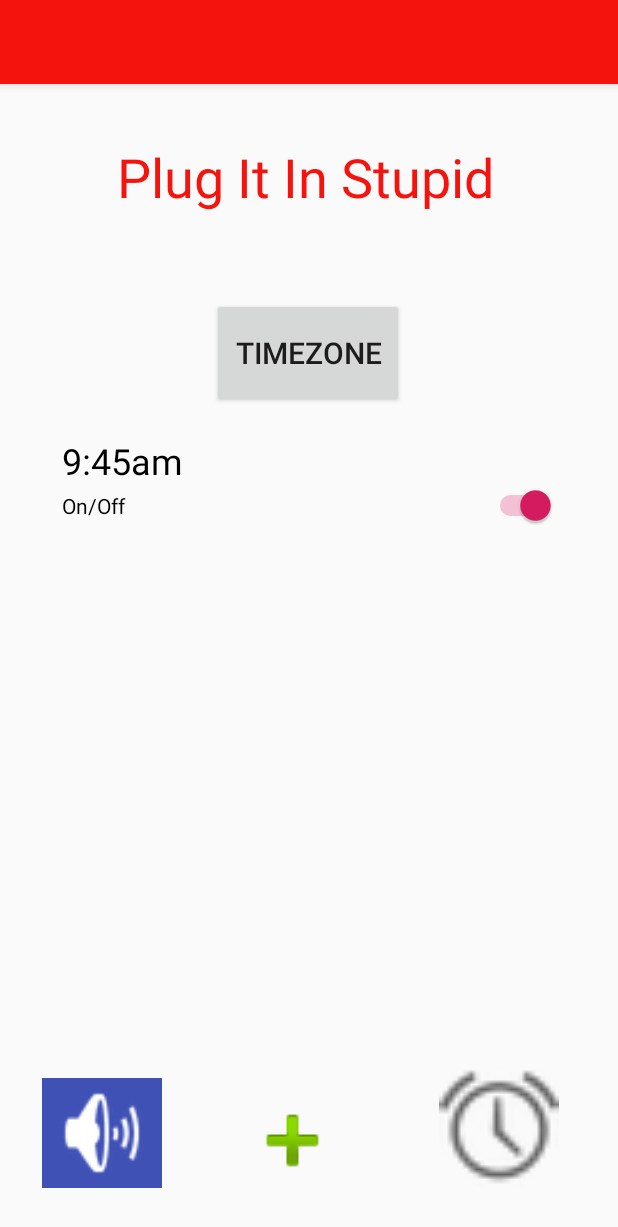
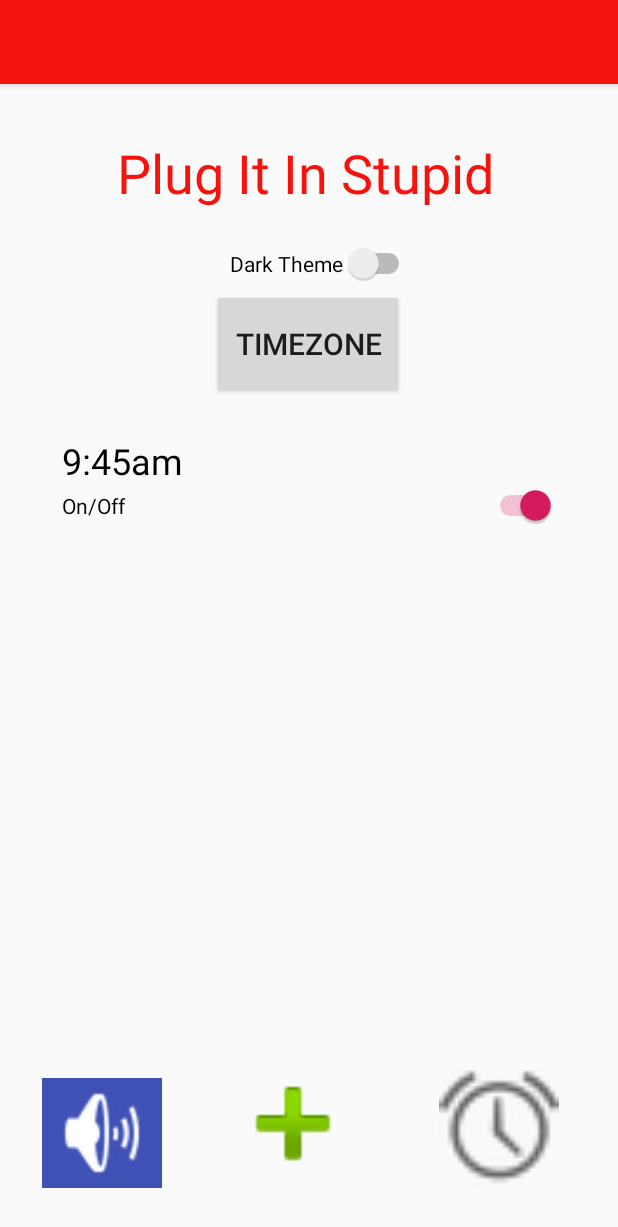
Before and after one commit to kyleschultz/PlugItInStupid, an Android app: the AddAlarm screen opened directly, with no data from a screen before it, after a tap on "Add", on a phone screen of 412 x 824 dp. Shown: the top 1227 px of the screen. Run offline under Robolectric (Android 15) with nearby library versions, the phone set to English and light mode, and no system bars.

Commit message:
DARK MODEgit add .git add .

```diff
--- a/app/src/main/java/com/example/myapplication/AddAlarm.java
+++ b/app/src/main/java/com/example/myapplication/AddAlarm.java
@@ -5,6 +5,7 @@ import androidx.appcompat.app.AppCompatActivity;
 
 import android.annotation.TargetApi;
 import android.app.PendingIntent;
+import android.content.SharedPreferences;
 import android.os.Build;
 import android.os.Bundle;
 import android.widget.CheckBox;
@@ -30,8 +31,17 @@ public class AddAlarm extends AppCompatActivity implements View.OnClickListener
     private ArrayList<Integer> weekdays;
     Bundle mBundle;
 
+    private static final String PREFS_NAME = "prefs";
+    private static final String PREF_DARK_THEME = "dark_theme";
+    // 'Listen' for clicks
     @Override
     protected void onCreate(Bundle savedInstanceState) {
+        SharedPreferences preferences = getSharedPreferences(PREFS_NAME, MODE_PRIVATE);
+        boolean useDarkTheme = preferences.getBoolean(PREF_DARK_THEME, false);
+
+        if(useDarkTheme) {
+            setTheme(R.style.AppTheme_Dark_ActionBar);
+        }
         super.onCreate(savedInstanceState);
         setContentView(R.layout.activity_add_alarm);
         tPicker = (TimePicker) findViewById(R.id.timePicker);
--- a/app/src/main/java/com/example/myapplication/MainActivity.java
+++ b/app/src/main/java/com/example/myapplication/MainActivity.java
@@ -4,12 +4,14 @@ package com.example.myapplication;
 import androidx.appcompat.app.AppCompatActivity;
 
 import android.app.LauncherActivity;
+import android.content.SharedPreferences;
 import android.graphics.Color;
 import android.media.MediaPlayer;
 import android.os.Bundle;
 import android.util.TypedValue;
 import android.view.ViewGroup;
 import android.widget.Button;
+import android.widget.CompoundButton;
 import android.widget.ImageView;
 import android.content.Intent;
 import android.view.View;
@@ -22,15 +24,23 @@ import android.widget.TextView;
 import java.util.ArrayList;
 
 
-public class MainActivity extends AppCompatActivity implements View.OnClickListener {
+public class MainActivity extends AppCompatActivity implements View.OnClickListener{
 
     Context context;
     private ArrayList<String> views;
     LinearLayout wrapper;
     private int id = 0;
+    private static final String PREFS_NAME = "prefs";
+    private static final String PREF_DARK_THEME = "dark_theme";
     // 'Listen' for clicks
     @Override
     protected void onCreate(Bundle savedInstanceState) {
+        SharedPreferences preferences = getSharedPreferences(PREFS_NAME, MODE_PRIVATE);
+        boolean useDarkTheme = preferences.getBoolean(PREF_DARK_THEME, false);
+
+        if(useDarkTheme) {
+            setTheme(R.style.AppTheme_Dark_ActionBar);
+        }
         super.onCreate(savedInstanceState);
         setContentView(R.layout.activity_main);
 
@@ -57,6 +67,15 @@ public class MainActivity extends AppCompatActivity implements View.OnClickListe
         Button tzButton = findViewById(R.id.timeZoneButton);
         tzButton.setOnClickListener(this);
         wrapper = findViewById(R.id.AlarmLayout);
+
+        Switch toggle = findViewById(R.id.switch1);
+        toggle.setChecked(useDarkTheme);
+        toggle.setOnCheckedChangeListener(new CompoundButton.OnCheckedChangeListener() {
+            @Override
+            public void onCheckedChanged(CompoundButton view, boolean isChecked) {
+                toggleTheme(isChecked);
+            }
+        });
 
         Intent fromAlarm = getIntent();
         if(fromAlarm != null && fromAlarm.getExtras() != null){
@@ -156,7 +175,7 @@ public class MainActivity extends AppCompatActivity implements View.OnClickListe
         textView_item_name.setText(text);
         textView_item_name.setTextSize(TypedValue.COMPLEX_UNIT_SP, fontSize);
         textView_item_name.setTextColor(Color.parseColor("#000000"));
-// textView1.setBackgroundColor(0xff66ff66); // hex color 0xAARRGGBB
+        // textView1.setBackgroundColor(0xff66ff66); // hex color 0xAARRGGBB
         //textView_item_name.setPadding(padding, padding, padding, padding);
 
         return textView_item_name;
@@ -173,5 +192,14 @@ public class MainActivity extends AppCompatActivity implements View.OnClickListe
         onOff.setLayoutParams(lp);
         return onOff;
     }
+    private void toggleTheme(boolean darkTheme) {
+        SharedPreferences.Editor editor = getSharedPreferences(PREFS_NAME, MODE_PRIVATE).edit();
+        editor.putBoolean(PREF_DARK_THEME, darkTheme);
+        editor.apply();
 
+        Intent intent = getIntent();
+        finish();
+
+        startActivity(intent);
+    }
 }
--- a/app/src/main/res/layout/activity_main.xml
+++ b/app/src/main/res/layout/activity_main.xml
@@ -19,6 +19,7 @@
         app:layout_constraintTop_toTopOf="parent"
         app:layout_constraintVertical_bias="0.238" />
 
+
     <TextView
         android:id="@+id/appTitle"
         android:layout_width="256dp"
@@ -33,14 +34,14 @@
 
     <ImageView
         android:id="@+id/addAlarm"
-        android:layout_width="79dp"
-        android:layout_height="63dp"
+        android:layout_width="93dp"
+        android:layout_height="90dp"
+        android:layout_marginBottom="30dp"
         android:src="@android:drawable/ic_input_add"
         app:layout_constraintBottom_toBottomOf="parent"
         app:layout_constraintEnd_toEndOf="parent"
         app:layout_constraintHorizontal_bias="0.466"
         app:layout_constraintStart_toStartOf="parent"
-        app:layout_constraintTop_toTopOf="parent"
         app:layout_constraintVertical_bias="0.955" />
 
     <ImageView
@@ -83,4 +84,17 @@
         app:layout_constraintTop_toTopOf="@+id/appTitle"
         app:layout_constraintVertical_bias="0.607" />
 
+    <Switch
+        android:id="@+id/switch1"
+        android:layout_width="wrap_content"
+        android:layout_height="wrap_content"
+        android:layout_marginStart="12dp"
+        android:layout_marginLeft="12dp"
+        android:layout_marginTop="101dp"
+        android:layout_marginBottom="510dp"
+        android:text="Dark Theme"
+        app:layout_constraintBottom_toTopOf="@+id/addAlarm"
+        app:layout_constraintStart_toStartOf="@+id/timeZoneButton"
+        app:layout_constraintTop_toTopOf="parent" />
+
 </androidx.constraintlayout.widget.ConstraintLayout>
--- a/app/src/main/res/values/colors.xml
+++ b/app/src/main/res/values/colors.xml
@@ -3,4 +3,8 @@
     <color name="colorPrimary">#F4140D</color>
     <color name="colorPrimaryDark">#0E5EF4</color>
     <color name="colorAccent">#D81B60</color>
+
+    <color name="darkColorPrimary">#1e2756</color>
+    <color name="darkColorPrimaryDark">#6C6B6B</color>
+    <color name="darkColorAccent">#6C6B6B</color>
 </resources>
--- a/app/src/main/res/values/styles.xml
+++ b/app/src/main/res/values/styles.xml
@@ -8,4 +8,17 @@
         <item name="colorAccent">@color/colorAccent</item>
     </style>
 
+    <style name="AppTheme.Dark" parent="Theme.AppCompat">
+        <item name="colorPrimary">@color/darkColorPrimary</item>
+        <item name="colorPrimaryDark">@color/darkColorPrimaryDark</item>
+        <item name="colorAccent">@color/darkColorAccent</item>
+    </style>
+
+    <style name="AppTheme.Dark.ActionBar">
+        <item name="windowActionBar">true</item>
+        <item name="windowNoTitle">true</item>
+    </style>
+
+    <style name="AppTheme.Dark.AppBarOverlay" parent="ThemeOverlay.AppCompat.Dark.ActionBar" />
+    <style name="AppTheme.Dark.PopupOverlay" parent="ThemeOverlay.AppCompat" />
 </resources>
```
Also changed, not shown: app/src/main/java/com/example/myapplication/ChangeTimeZone.java (+10 -0 lines), app/src/main/java/com/example/myapplication/MusicSelection.java (+10 -0 lines), app/src/main/java/com/example/myapplication/TimerScreen.java (+10 -0 lines).
